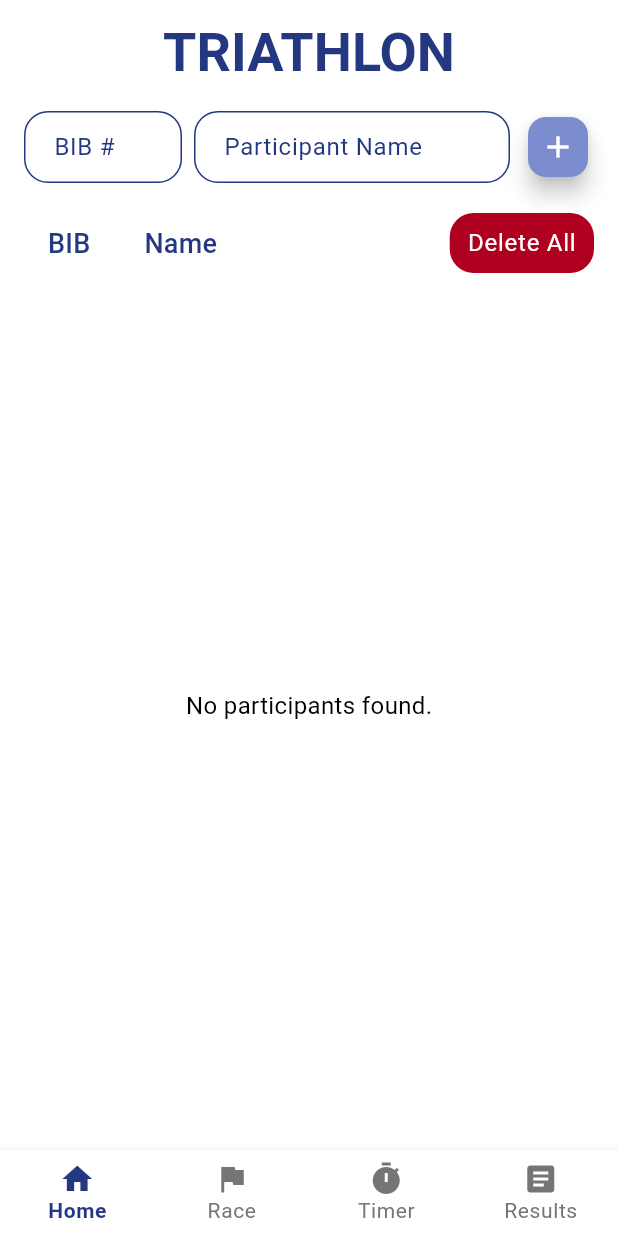
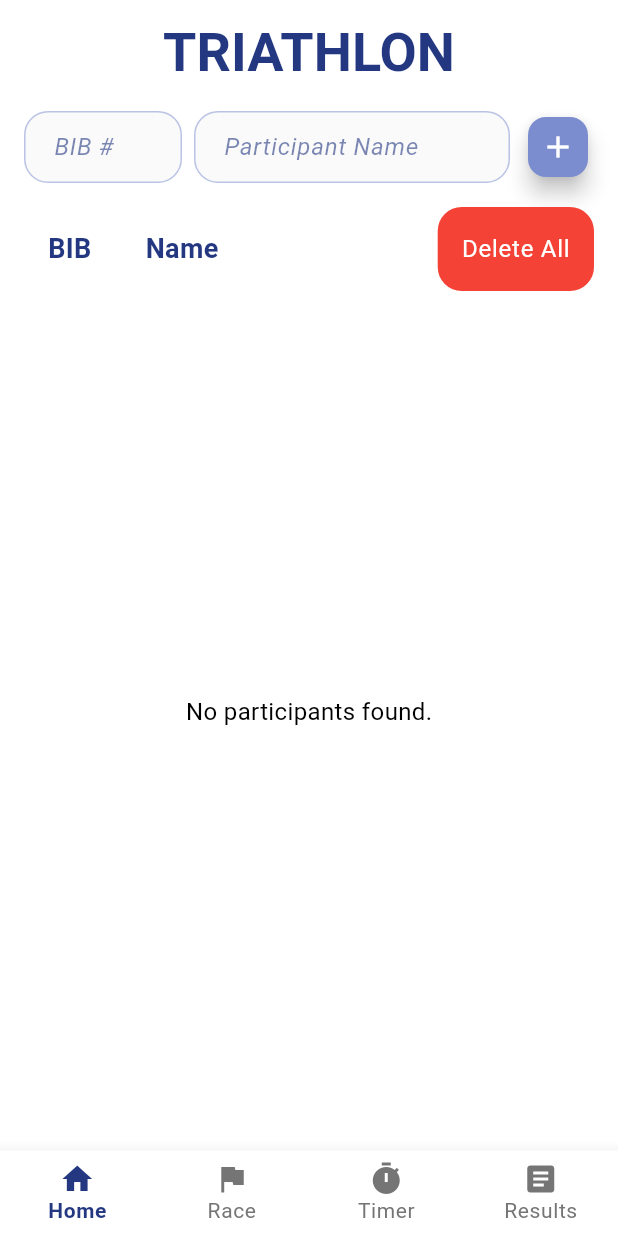
Before and after one commit to SamnangKong426/sport_chrono, a Flutter app: the screen it shows after launch, on a phone screen of 412 x 824 dp. Run offline on Flutter 3.47's test engine with Material 3 defaults, Android fonts, the phone set to English and light mode, and no system bars; our stand-ins replace cloud_firestore, firebase_core; missing offline and left inert: dart:html; accounts and stored records are empty; statements that could not run were skipped.

Commit message:
Done fix: Participant View

```diff
--- a/lib/themes/app_spacing.dart
+++ b/lib/themes/app_spacing.dart
@@ -11,6 +11,8 @@ class AppSpacing {
 
   // Margin
   static const EdgeInsets top8 = EdgeInsets.only(top: 8.0);
+  static const EdgeInsets bottom8 = EdgeInsets.only(bottom: 8.0);
+  static const EdgeInsets top16 = EdgeInsets.only(top: 16.0);
   static const EdgeInsets bottom16 = EdgeInsets.only(bottom: 16.0);
   static const EdgeInsets horizontal24 = EdgeInsets.symmetric(horizontal: 24.0);
 
--- a/lib/themes/app_theme.dart
+++ b/lib/themes/app_theme.dart
@@ -21,18 +21,35 @@ class AppTheme {
     ),
 
     inputDecorationTheme: InputDecorationTheme(
-      contentPadding: const EdgeInsets.symmetric(horizontal: 16),
-      border: OutlineInputBorder(borderRadius: BorderRadius.circular(16)),
+      contentPadding: const EdgeInsets.symmetric(horizontal: 16, vertical: 12),
+      border: OutlineInputBorder(
+        borderRadius: BorderRadius.circular(16),
+        borderSide: BorderSide(color: AppColors.primary),
+      ),
       enabledBorder: OutlineInputBorder(
         borderRadius: BorderRadius.circular(16),
-        borderSide: const BorderSide(color: AppColors.primaryDark),
+        borderSide: BorderSide(color: AppColors.primary.withOpacity(0.5)),
       ),
       focusedBorder: OutlineInputBorder(
         borderRadius: BorderRadius.circular(16),
         borderSide: const BorderSide(color: AppColors.primaryDark, width: 2),
       ),
+      errorBorder: OutlineInputBorder(
+        borderRadius: BorderRadius.circular(16),
+        borderSide: BorderSide(color: AppColors.error, width: 1.5),
+      ),
+      focusedErrorBorder: OutlineInputBorder(
+        borderRadius: BorderRadius.circular(16),
+        borderSide: BorderSide(color: Colors.red.shade900, width: 2),
+      ),
+      errorStyle: TextStyle(color: AppColors.error, fontSize: 12.0),
       prefixIconColor: AppColors.primaryDark,
-      hintStyle: const TextStyle(color: AppColors.primaryDark, fontSize: 16),
+      hintStyle: TextStyle(
+        color: AppColors.primaryDark.withOpacity(0.6),
+        fontStyle: FontStyle.italic,
+      ),
+      filled: true,
+      fillColor: Colors.grey.shade50,
     ),
   );
 }
--- a/lib/views/participant_view.dart
+++ b/lib/views/participant_view.dart
@@ -2,6 +2,7 @@ import 'package:flutter/material.dart';
 import 'package:provider/provider.dart';
 import 'package:sport_chrono/models/participant_model.dart';
 import 'package:sport_chrono/themes/app_colors.dart';
+import 'package:sport_chrono/themes/app_text_styles.dart';
 import 'package:sport_chrono/viewmodels/participant_viewmodel.dart';
 import 'package:sport_chrono/widgets/participant_list_item_widgets_views.dart';
 import 'package:sport_chrono/themes/app_spacing.dart';
@@ -34,7 +35,9 @@ class _ParticipantViewtate extends State<ParticipantView> {
               Center(
                 child: Text(
                   'TRIATHLON',
-                  style: Theme.of(context).textTheme.titleLarge?.copyWith(color: AppColors.primaryDark),
+                  style: Theme.of(context).textTheme.titleLarge?.copyWith(
+                    color: AppColors.primaryDark,
+                  ),
                 ),
               ),
               AppSpacing.gapH16,
@@ -98,9 +101,19 @@ class _ParticipantViewtate extends State<ParticipantView> {
         Row(
           children: [
             AppSpacing.gapW16,
-            Text('BIB', style: Theme.of(context).textTheme.titleMedium),
+            Text(
+              'BIB',
+              style: AppTextStyles.textTheme.titleMedium!.copyWith(
+                fontWeight: FontWeight.bold,
+              ),
+            ),
             const SizedBox(width: 36),
-            Text('Name', style: Theme.of(context).textTheme.titleMedium),
+            Text(
+              'Name',
+              style: AppTextStyles.textTheme.titleMedium!.copyWith(
+                fontWeight: FontWeight.bold,
+              ),
+            ),
           ],
         ),
         TextButton(
@@ -109,7 +122,8 @@ class _ParticipantViewtate extends State<ParticipantView> {
             setState(() {});
           },
           style: TextButton.styleFrom(
-            backgroundColor: Theme.of(context).colorScheme.error,
+            padding: const EdgeInsets.symmetric(horizontal: 16, vertical: 16),
+            backgroundColor: AppColors.error,
             shape: RoundedRectangleBorder(
               borderRadius: BorderRadius.circular(16),
             ),
```
Also changed, not shown: lib/widgets/participant_list_item_widgets_views.dart (+21 -7 lines).
